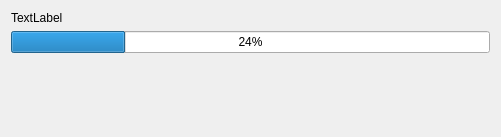
Qt form TestApp/TaskView.ui (nebrosarth/TestApp) before a commit.
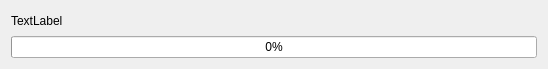
The same form after that commit.

Commit message: 1. Complete tasks logic 2. Icons for task buttons

What changed in the file:
```diff
--- a/TestApp/TaskView.ui
+++ b/TestApp/TaskView.ui
@@ -6,8 +6,8 @@
    <rect>
     <x>0</x>
     <y>0</y>
-    <width>501</width>
-    <height>137</height>
+    <width>548</width>
+    <height>69</height>
    </rect>
   </property>
   <property name="sizePolicy">
@@ -30,23 +30,10 @@
    <item>
     <widget class="QProgressBar" name="progressBar">
      <property name="value">
-      <number>24</number>
+      <number>0</number>
      </property>
     </widget>
    </item>
-   <item>
-    <spacer name="verticalSpacer">
-     <property name="orientation">
-      <enum>Qt::Vertical</enum>
-     </property>
-     <property name="sizeHint" stdset="0">
-      <size>
-       <width>20</width>
-       <height>40</height>
-      </size>
-     </property>
-    </spacer>
-   </item>
   </layout>
  </widget>
  <layoutdefault spacing="6" margin="11"/>
```
The commit also changes 14 other files.
